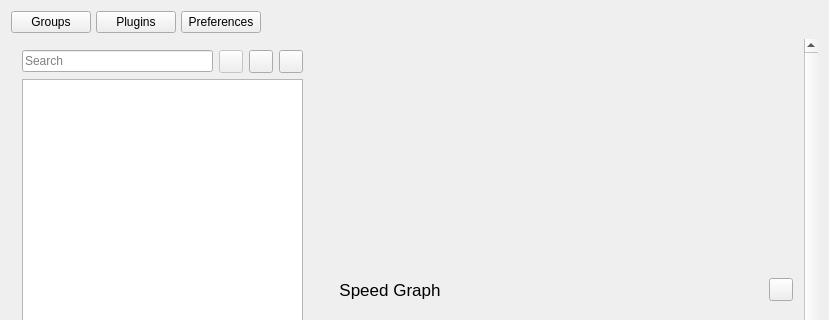
The window that src/ui/windows/w_MainWindow.ui (ICE-GB/QvPersonal) describes before a commit, drawn with Qt 5; both pictures show x 0 to 829 and y 0 to 320 of the 829 by 697 pixel window.
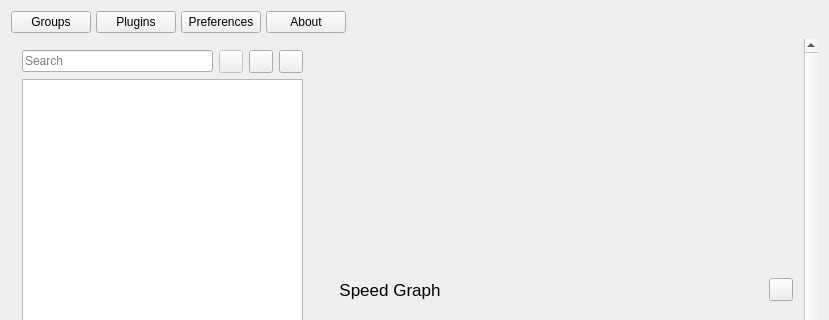
The same window after the commit. Icons and pictures are not drawn.

```diff
--- a/src/ui/windows/w_MainWindow.ui
+++ b/src/ui/windows/w_MainWindow.ui
@@ -22,7 +22,7 @@
   <widget class="QWidget" name="centralWidget">
    <layout class="QVBoxLayout" name="verticalLayout_2" stretch="0,1,0">
     <item>
-     <layout class="QHBoxLayout" name="topButtonsLayout" stretch="0,0,0,0">
+     <layout class="QHBoxLayout" name="topButtonsLayout" stretch="0,0,0,0,0">
       <property name="spacing">
        <number>5</number>
       </property>
@@ -47,6 +47,13 @@
         </property>
        </widget>
       </item>
+      <item>
+       <widget class="QPushButton" name="aboutBtn">
+        <property name="text">
+         <string>About</string>
+        </property>
+       </widget>
+      </item>
       <item>
        <spacer name="horizontalSpacer">
         <property name="orientation">
```
Left out of the diff: 9 changed lines with no effect on the pictures.
